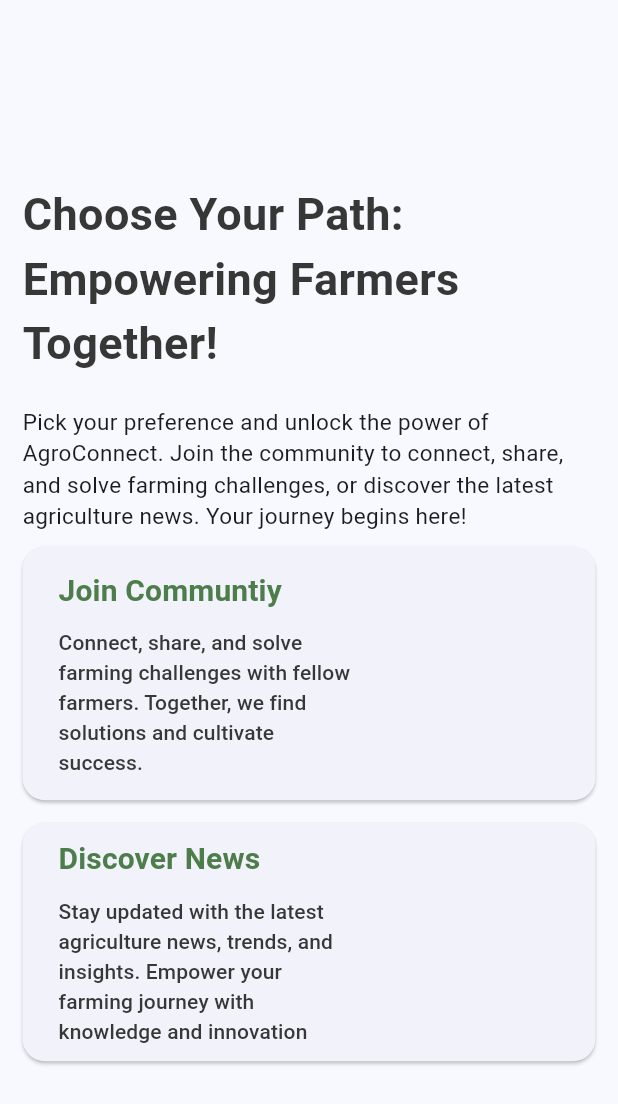
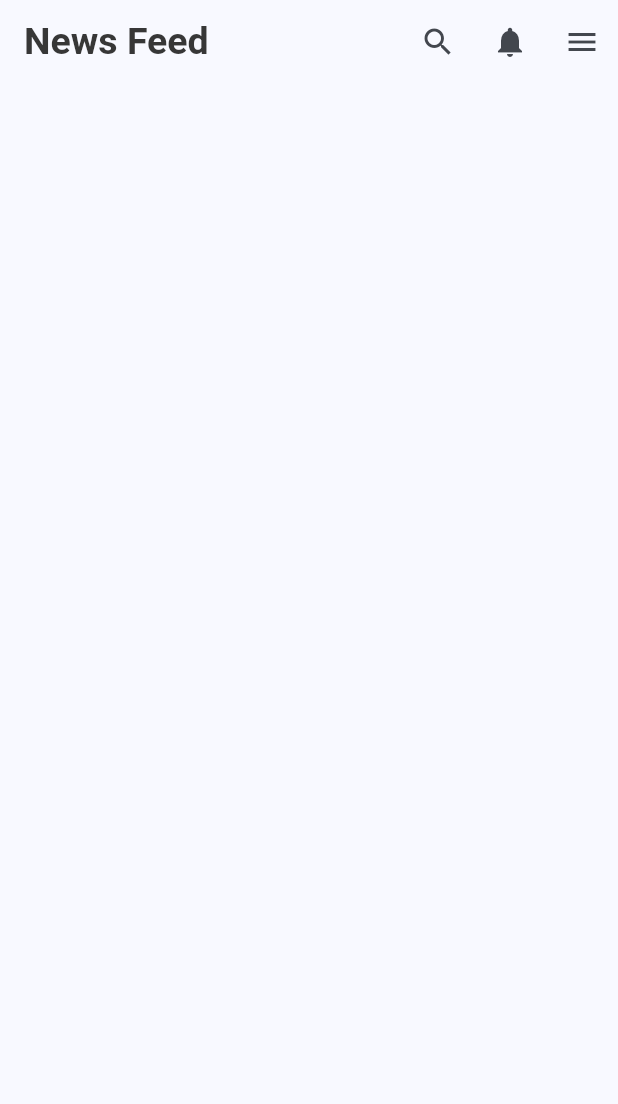
Before and after one commit to BhanuHasaranga/AgroConnect, a Flutter app: the ChoosePathScreen screen opened directly, after a tap on "Discover News", on a phone screen of 412 x 824 dp. Shown: the top 1104 px of the screen. Run offline on Flutter 3.47's test engine with Material 3 defaults, Android fonts, the phone set to English and light mode, and no system bars.

Commit message:
landing screen create

```diff
--- a/lib/screens/choose_path_screen.dart
+++ b/lib/screens/choose_path_screen.dart
@@ -1,3 +1,4 @@
+import 'package:agro_connect/screens/landing_screen.dart';
 import 'package:flutter/material.dart';
 
 class ChoosePathScreen extends StatelessWidget {
@@ -106,7 +107,7 @@ class ChoosePathScreen extends StatelessWidget {
                     Navigator.push(
                       context,
                       MaterialPageRoute(
-                          builder: (context) => const ChoosePathScreen()),
+                          builder: (context) => const LandingScreen()),
                     );
                   },
                   child: const Padding(
--- /dev/null
+++ b/lib/screens/landing_screen.dart
@@ -0,0 +1,35 @@
+import 'package:flutter/material.dart';
+
+class LandingScreen extends StatelessWidget {
+  const LandingScreen({Key? key}) : super(key: key);
+  @override
+  Widget build(BuildContext context) {
+    return Scaffold(
+      appBar: AppBar(
+        automaticallyImplyLeading: false,
+        title: const Text(
+          'News Feed',
+          style: TextStyle(
+            fontSize: 25,
+            fontWeight: FontWeight.w600,
+            color: Color(0xFF373737),
+          ),
+        ),
+        actions: [
+          IconButton(
+            onPressed: () {},
+            icon: const Icon(Icons.search),
+          ),
+          IconButton(
+            onPressed: () {},
+            icon: const Icon(Icons.notifications),
+          ),
+          IconButton(
+            onPressed: () {},
+            icon: const Icon(Icons.menu),
+          )
+        ],
+      ),
+    );
+  }
+}
```
